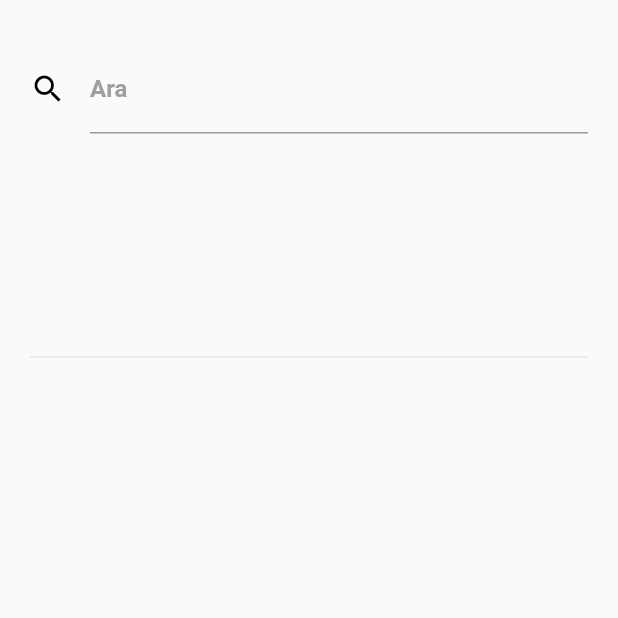
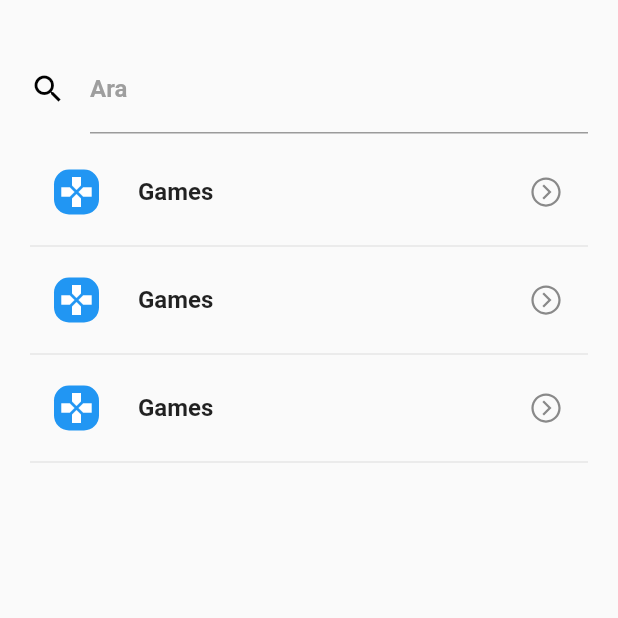
Before and after one commit to noelcinleri/willingly_mobile, a Flutter app: the CategoriesPage screen opened directly, on a phone screen of 412 x 824 dp, the top half of it. Run offline on Flutter 3.47's test engine with Material 2 defaults, Android fonts, the phone set to English and light mode, and no system bars; our stand-ins replace line_icons; Roboto replaces fonts that are missing (Montserrat).

Commit message:
categories page

```diff
--- a/lib/app/views/tabs/notifications.dart
+++ b/lib/app/views/tabs/notifications.dart
@@ -54,8 +54,14 @@ class CategoriesPage extends StatelessWidget {
         child: Column(
           crossAxisAlignment: CrossAxisAlignment.start,
           children: <Widget>[
-            Container(height: 200,
-            child: searchField,),hr,
+            Container(
+              height: 70,
+              child: searchField,
+            ),
+            _buildIconTile(Icons.gamepad, Colors.blue, 'Games'),hr,
+            _buildIconTile(Icons.gamepad, Colors.blue, 'Games'),hr,
+            _buildIconTile(Icons.gamepad, Colors.blue, 'Games'),hr,
+
           ],
         ),
       ),
@@ -84,7 +90,6 @@ class CategoriesPage extends StatelessWidget {
 
 
   Widget searchField = TextField(
-
       keyboardType: TextInputType.emailAddress,
       decoration: InputDecoration(
         icon: Icon(Icons.search,color: Colors.black,),
```
